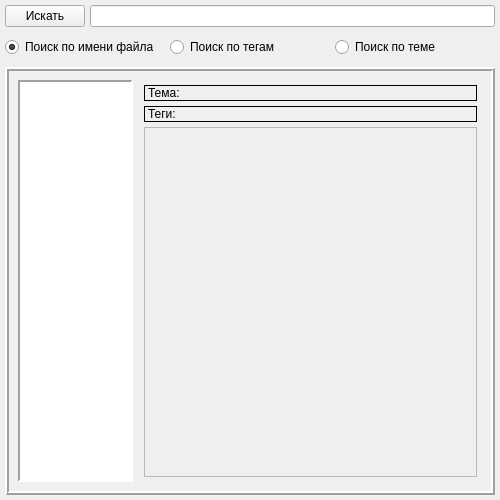
Old version of the form searcherwidget.ui in the repository bort-four/StudentHelper.
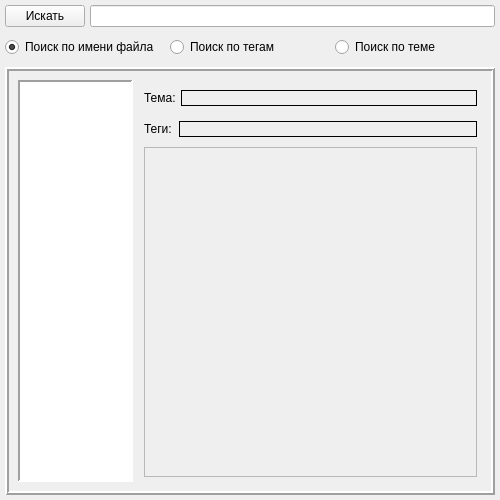
New version of the form.

Commit message: File data showing is added

```diff
--- a/searcherwidget.ui
+++ b/searcherwidget.ui
@@ -127,24 +127,76 @@
          <number>5</number>
         </property>
         <item>
+         <layout class="QHBoxLayout" name="horizontalLayout_2" stretch="1,10">
+          <property name="spacing">
+           <number>5</number>
+          </property>
+          <property name="leftMargin">
+           <number>0</number>
+          </property>
+          <property name="topMargin">
+           <number>5</number>
+          </property>
+          <property name="rightMargin">
+           <number>0</number>
+          </property>
+          <property name="bottomMargin">
+           <number>5</number>
+          </property>
+          <item>
          <widget class="QLabel" name="theme_label">
+            <property name="text">
+             <string>Тема:</string>
+            </property>
+           </widget>
+          </item>
+          <item>
+           <widget class="QLabel" name="theme_label_field">
           <property name="frameShape">
            <enum>QFrame::Panel</enum>
           </property>
           <property name="text">
-           <string>Тема: </string>
+             <string/>
           </property>
          </widget>
         </item>
+         </layout>
+        </item>
         <item>
-         <widget class="QLabel" name="tags_label">
+         <layout class="QHBoxLayout" name="horizontalLayout_3" stretch="1,10">
+          <property name="spacing">
+           <number>5</number>
+          </property>
+          <property name="leftMargin">
+           <number>0</number>
+          </property>
+          <property name="topMargin">
+           <number>5</number>
+          </property>
+          <property name="rightMargin">
+           <number>0</number>
+          </property>
+          <property name="bottomMargin">
+           <number>5</number>
+          </property>
+          <item>
+           <widget class="QLabel" name="tags_label_2">
+            <property name="text">
+             <string>Теги:</string>
+            </property>
+           </widget>
+          </item>
+          <item>
+           <widget class="QLabel" name="tags_label_field">
           <property name="frameShape">
            <enum>QFrame::Panel</enum>
           </property>
           <property name="text">
-           <string>Теги: </string>
-          </property>
-         </widget>
+             <string/>
+            </property>
+           </widget>
+          </item>
+         </layout>
         </item>
         <item>
          <widget class="QScrollArea" name="FoundObjectsMonitor">
@@ -157,7 +209,7 @@
              <x>0</x>
              <y>0</y>
              <width>331</width>
-             <height>350</height>
+             <height>330</height>
             </rect>
            </property>
           </widget>
```
Lines whose indentation alone changed are shown as unchanged. The commit also changes 2 other files.
